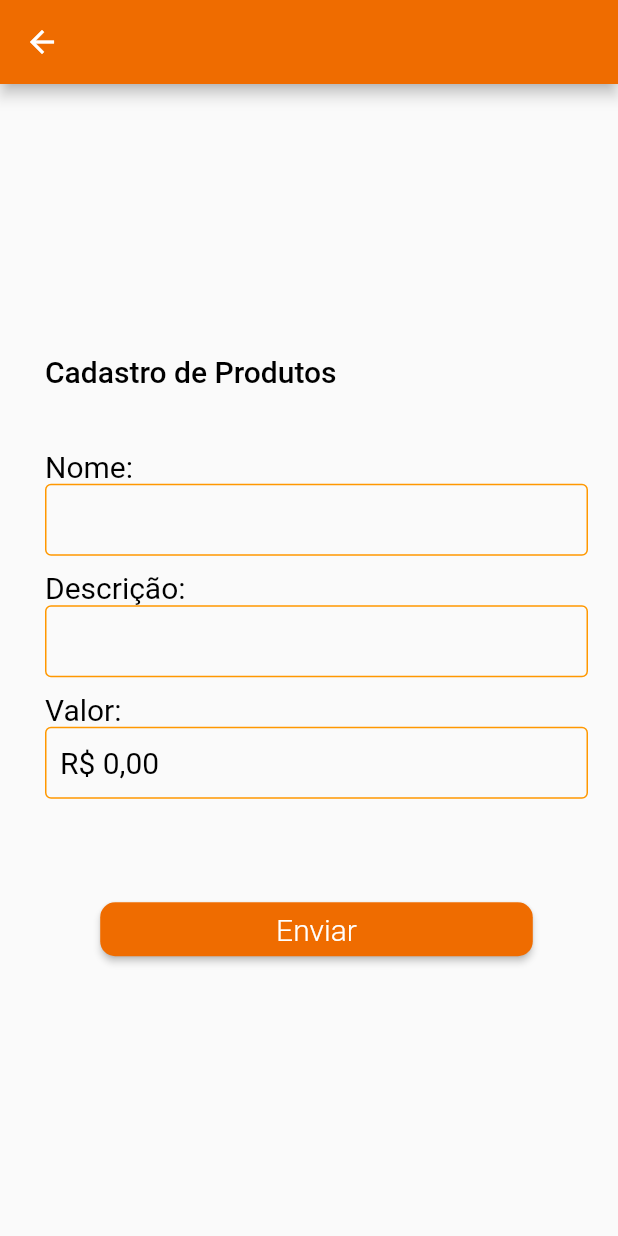
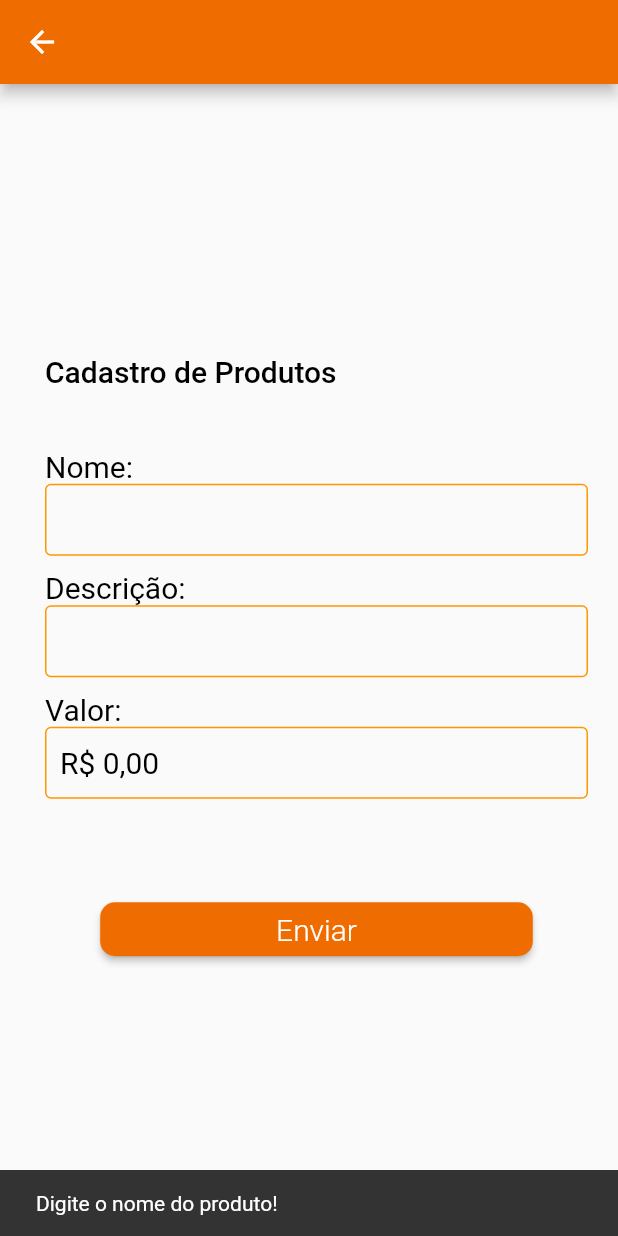
Before and after one commit to victorbellini1981/Dr-IE, a Flutter app: the Cadastro screen opened directly, after a tap on "Enviar", on a phone screen of 412 x 824 dp. Run offline on Flutter 3.47's test engine with Material 2 defaults, Android fonts, the phone set to English and light mode, and no system bars; our stand-ins replace flutter_masked_text, rxdart; missing offline and left inert: bloc_pattern; Roboto replaces fonts that are missing (Montserrat).

Commit message:
finalização do teste

```diff
--- a/teste_dr_ie/lib/bloc/bloc.dart
+++ b/teste_dr_ie/lib/bloc/bloc.dart
@@ -1,15 +1,18 @@
 import 'dart:async';
 import 'dart:convert';
+import 'package:bloc_pattern/bloc_pattern.dart';
 import 'package:http/http.dart' as http;
+import 'package:rxdart/subjects.dart';
+import 'package:rxdart/rxdart.dart';
 import 'package:teste_dr_ie/variaveis_globais/globals.dart';
 
-class Bloc {
-  final blocControlador = StreamController<String>();
+class Bloc extends BlocBase {
+  final blocControlador = BehaviorSubject<String>.seeded("");
   Sink<String> get entrada => blocControlador.sink;
   Stream<String> get saida => blocControlador.stream;
 
   getServidor() async {
-    String url = 'http://192.168.0.105:3000/cad';
+    String url = 'http://10.0.0.233:3000/cad';
 
     http.Response response;
 
@@ -22,7 +25,9 @@ class Bloc {
     entrada.add(mensagem);
   }
 
-  fecharStream() {
+  @override
+  void dispose() {
     blocControlador.close();
+    super.dispose();
   }
 }
--- a/teste_dr_ie/lib/cliente/cadastro.dart
+++ b/teste_dr_ie/lib/cliente/cadastro.dart
@@ -3,7 +3,6 @@ import 'package:flutter/material.dart';
 import 'package:flutter/widgets.dart';
 import 'package:flutter_masked_text/flutter_masked_text.dart';
 import 'package:teste_dr_ie/bloc/bloc.dart';
-import 'package:teste_dr_ie/variaveis_globais/globals.dart';
 
 class Cadastro extends StatefulWidget {
   const Cadastro({Key key}) : super(key: key);
@@ -15,7 +14,7 @@ class Cadastro extends StatefulWidget {
 class _CadastroState extends State<Cadastro> {
   final _formKey = GlobalKey<FormState>();
   final _scaffoldKey = new GlobalKey<ScaffoldState>();
-  Bloc bloc = new Bloc();
+  Bloc bloc;
 
   TextEditingController txtnome = new TextEditingController();
   TextEditingController txtdescricao = new TextEditingController();
@@ -30,7 +29,7 @@ class _CadastroState extends State<Cadastro> {
 
   @override
   void dispose() {
-    bloc.fecharStream();
+    bloc.dispose();
     super.dispose();
   }
 
@@ -184,19 +183,27 @@ class _CadastroState extends State<Cadastro> {
               ),
             ),
             onPressed: () {
-              bloc.getServidor();
-              /* if (mensagem != "") {
+              if (txtnome.text.isEmpty) {
                 // ignore: deprecated_member_use
-                _scaffoldKey.currentState.showSnackBar(new SnackBar(
-                    duration: Duration(seconds: 3),
-                    content: new Text(mensagem)));
+                _scaffoldKey.currentState.showSnackBar(SnackBar(
+                  content: Text('Digite o nome do produto!'),
+                  duration: Duration(seconds: 3),
+                ));
+              } else if (txtdescricao.text.isEmpty) {
+                // ignore: deprecated_member_use
+                _scaffoldKey.currentState.showSnackBar(SnackBar(
+                  content: Text('Digite a descrição do produto!'),
+                  duration: Duration(seconds: 3),
+                ));
+              } else if (txtvalor.numberValue == 0.0) {
+                // ignore: deprecated_member_use
+                _scaffoldKey.currentState.showSnackBar(SnackBar(
+                  content: Text('Digite o valor do produto!'),
+                  duration: Duration(seconds: 3),
+                ));
               } else {
-                // ignore: deprecated_member_use
-                _scaffoldKey.currentState.showSnackBar(new SnackBar(
-                    duration: Duration(seconds: 3),
-                    content:
-                        new Text("Não foi possível se conectar ao servidor")));
-              } */
+                bloc.getServidor();
+              }
             },
             shape: new RoundedRectangleBorder(
                 borderRadius: new BorderRadius.circular(10.0))));
@@ -238,13 +245,12 @@ class _CadastroState extends State<Cadastro> {
                 SizedBox(height: 20),
                 StreamBuilder<String>(
                     stream: bloc.saida,
-                    initialData: "",
                     builder: (context, snapshot) {
                       if (snapshot.hasError) {
                         return Text('Erro de conexão com o Bloc');
                       } else {
                         return Text(
-                          snapshot.data,
+                          '${snapshot.data}',
                           style: TextStyle(
                               color: Colors.black,
                               fontSize: 20,
--- a/teste_dr_ie/pubspec.yaml
+++ b/teste_dr_ie/pubspec.yaml
@@ -25,6 +25,8 @@ dependencies:
     sdk: flutter
   http: ^0.13.3
   flutter_masked_text: ^0.8.0
+  rxdart:
+  bloc_pattern:
 
   # The following adds the Cupertino Icons font to your application.
   # Use with the CupertinoIcons class for iOS style icons.
```
Also changed, not shown: teste_dr_ie/pubspec.lock.
